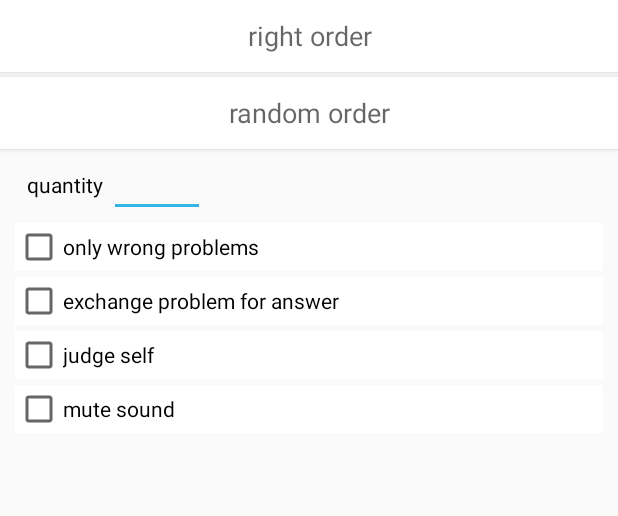
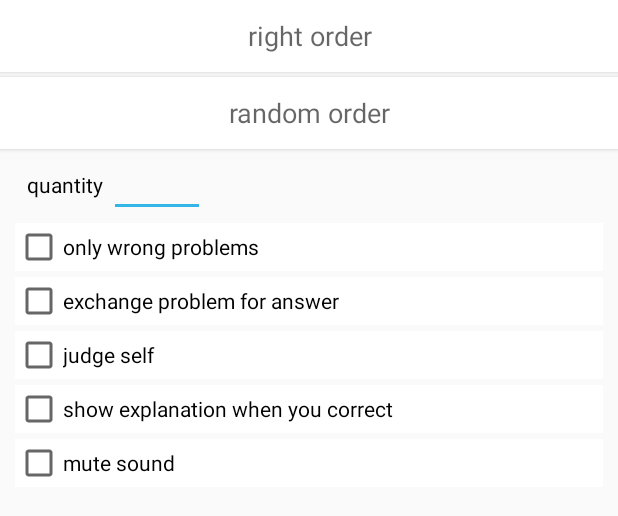
Before and after one commit to ymdkit/TestMaker-Android, an Android app: the layout dialog_start.xml on its own in the app's theme, with its tools: preview values and no code run, on a phone screen of 412 x 824 dp. Shown: the top 516 px of the screen. Run offline under Robolectric (Android 15) with nearby library versions, the phone set to English and light mode, and no system bars.

Commit message:
正解時の解説表示機能

```diff
--- a/app/src/main/java/jp/gr/java_conf/foobar/testmaker/service/SharedPreferenceManager.kt
+++ b/app/src/main/java/jp/gr/java_conf/foobar/testmaker/service/SharedPreferenceManager.kt
@@ -52,6 +52,11 @@ class SharedPreferenceManager(context: Context) {
         set(f) = sharedPreferences.edit().putBoolean("reverse", f)
                 .apply()
 
+    var alwaysReview: Boolean
+        get() = sharedPreferences.getBoolean("alwaysReview", false)
+        set(f) = sharedPreferences.edit().putBoolean("alwaysReview", f)
+                .apply()
+
     var confirmSave: Boolean
         get() = sharedPreferences.getBoolean("confirmSave", false)
         set(f) = sharedPreferences.edit().putBoolean("confirmSave", f)
--- a/app/src/main/java/jp/gr/java_conf/foobar/testmaker/service/activities/ShowTestsActivity.kt
+++ b/app/src/main/java/jp/gr/java_conf/foobar/testmaker/service/activities/ShowTestsActivity.kt
@@ -102,6 +102,10 @@ open class ShowTestsActivity : BaseActivity() {
         checkRefine.isChecked = sharedPreferenceManager.refine
         checkRefine.setOnCheckedChangeListener { _, isChecked -> sharedPreferenceManager.refine = isChecked }
 
+        val checkAlwaysReview = dialogLayout.findViewById<CheckBox>(R.id.check_always_review)
+        checkAlwaysReview.isChecked = sharedPreferenceManager.alwaysReview
+        checkAlwaysReview.setOnCheckedChangeListener { _, isChecked -> sharedPreferenceManager.alwaysReview = isChecked }
+
         val actionNormal = dialogLayout.findViewById<Button>(R.id.action_normal)
         actionNormal.setOnClickListener { startAnswer(test, editLimit, false) }
 
--- a/app/src/main/res/layout/dialog_start.xml
+++ b/app/src/main/res/layout/dialog_start.xml
@@ -90,6 +90,16 @@
             android:textAppearance="?android:attr/textAppearanceSmall" />
 
         <android.support.v7.widget.AppCompatCheckBox
+            android:id="@+id/check_always_review"
+            android:layout_width="match_parent"
+            android:layout_height="wrap_content"
+            android:layout_gravity="start"
+            android:layout_marginTop="@dimen/element_spacing_small"
+            android:background="@drawable/button_red"
+            android:text="@string/always_review"
+            android:textAppearance="?android:attr/textAppearanceSmall" />
+
+        <android.support.v7.widget.AppCompatCheckBox
             android:id="@+id/check_audio"
             android:layout_width="match_parent"
             android:layout_height="wrap_content"
--- a/app/src/main/res/values/strings.xml
+++ b/app/src/main/res/values/strings.xml
@@ -201,6 +201,7 @@
     <string name="message_finish_upload">finish upload</string>
     <string name="not_installed_line">not install line</string>
     <string name="not_installed_twitter">not installed twitter</string>
+    <string name="always_review">show explanation when you correct</string>
 
 
 </resources>
```
Also changed, not shown: app/src/main/java/jp/gr/java_conf/foobar/testmaker/service/activities/PlayActivity.kt (+9 -1 lines), 1 other file.
